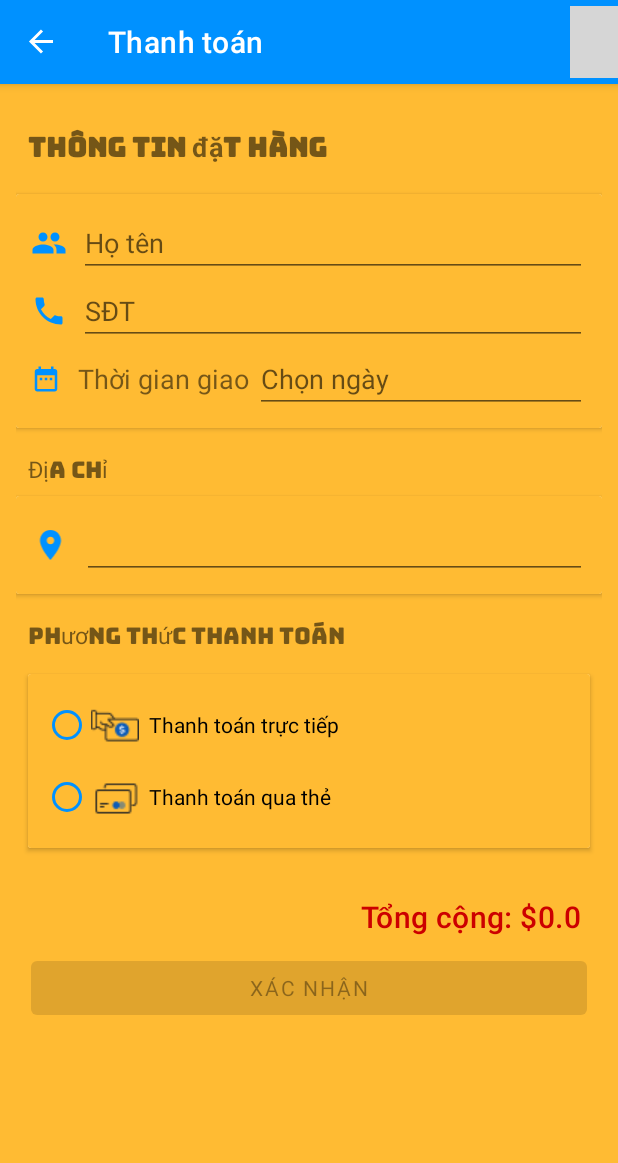
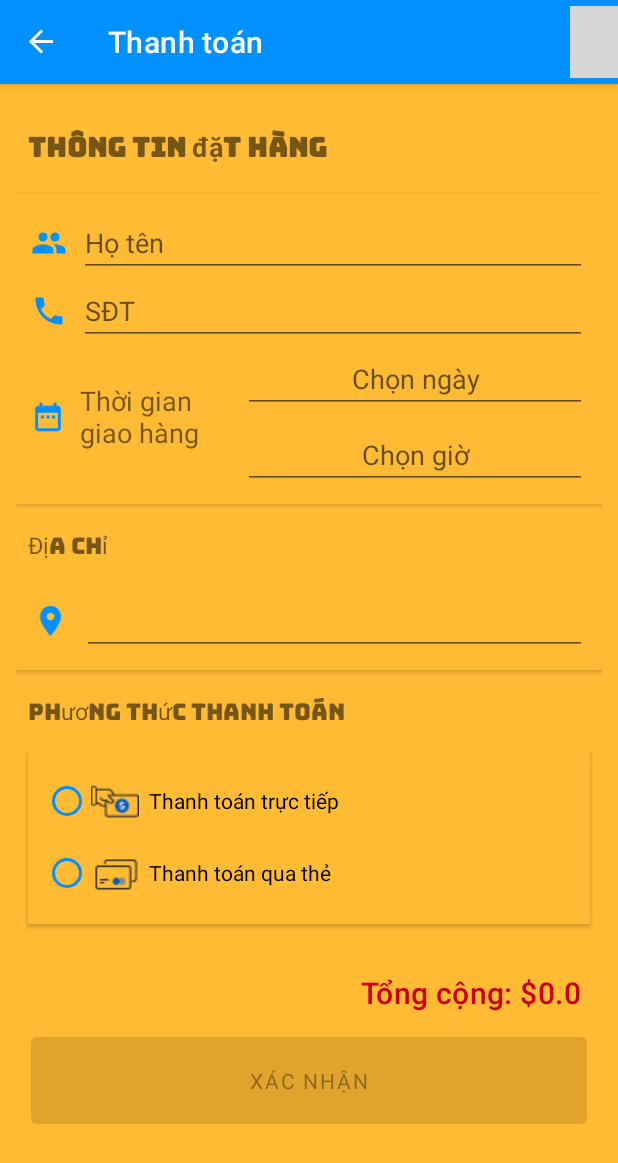
Before and after one commit to duytan2407/DACN, an Android app: the PaymentFragment screen opened through its navigation route, on a phone screen of 412 x 824 dp. Shown: the top 1163 px of the screen. Run offline under Robolectric (Android 15) with nearby library versions, the phone set to English and light mode, and no system bars; our stand-ins replace Volley, navigation-ui; libraries missing offline, so code that uses them is left out: com.braintreepayments.api; Roboto replaces fonts that are not available here; 3 statements that could not run were skipped; grey boxes are pictures that could not be loaded.

Commit message:
date/time

```diff
--- a/app/build.gradle
+++ b/app/build.gradle
@@ -34,7 +34,7 @@ android {
 }
 
 dependencies {
-
+    implementation 'com.wdullaer:materialdatetimepicker:4.2.0'
     implementation 'com.braintreepayments.api:drop-in:4.1.0'
     implementation 'com.google.code.gson:gson:2.8.9'
     implementation 'com.android.volley:volley:1.2.1'
--- a/app/src/main/java/com/example/dacn/views/PaymentFragment.java
+++ b/app/src/main/java/com/example/dacn/views/PaymentFragment.java
@@ -3,13 +3,19 @@ package com.example.dacn.views;
 import static android.app.Activity.RESULT_CANCELED;
 import static android.app.Activity.RESULT_OK;
 
+import android.app.DatePickerDialog;
+import android.app.Dialog;
 import android.app.ProgressDialog;
+import android.app.TimePickerDialog;
 import android.content.Intent;
+import android.graphics.Color;
+import android.graphics.drawable.ColorDrawable;
 import android.os.AsyncTask;
 import android.os.Bundle;
 
 import androidx.annotation.NonNull;
 import androidx.annotation.Nullable;
+import androidx.fragment.app.DialogFragment;
 import androidx.fragment.app.Fragment;
 import androidx.lifecycle.Observer;
 import androidx.lifecycle.ViewModelProvider;
@@ -22,8 +28,11 @@ import android.view.LayoutInflater;
 import android.view.View;
 import android.view.ViewGroup;
 import android.widget.Button;
+import android.widget.DatePicker;
+import android.widget.EditText;
 import android.widget.RadioButton;
 import android.widget.TextView;
+import android.widget.TimePicker;
 import android.widget.Toast;
 
 import com.android.volley.AuthFailureError;
@@ -45,8 +54,12 @@ import com.example.dacn.R;
 import com.example.dacn.adapters.CartListAdapter;
 import com.example.dacn.databinding.FragmentPaymentBinding;
 import com.example.dacn.models.CartItem;
+import com.example.dacn.models.Food;
 import com.example.dacn.viewmodels.ShopViewModel;
 
+import java.text.DateFormat;
+import java.text.SimpleDateFormat;
+import java.util.Calendar;
 import java.util.HashMap;
 import java.util.List;
 import java.util.Map;
@@ -59,6 +72,8 @@ public class PaymentFragment extends Fragment implements CartListAdapter.CartInt
     private static final int REQUEST_CODE = 1234;
     final String API_GET_TOKEN = "http://10.0.2.2:8080/braintree/main.php";
     final String API_CHECK_OUT = "http://10.0.2.2:8080/braintree/checkout.php";
+    private DatePickerDialog.OnDateSetListener mDateSetListener;
+    private TimePickerDialog.OnTimeSetListener mTimeSetListener;
 
     String token, amount;
     HashMap<String, String> paramsHash;
@@ -76,7 +91,6 @@ public class PaymentFragment extends Fragment implements CartListAdapter.CartInt
         fragmentPaymentBinding = FragmentPaymentBinding.inflate(inflater, container, false);
         return fragmentPaymentBinding.getRoot();
     }
-
     @Override
     public void onViewCreated(@NonNull View view, @Nullable Bundle savedInstanceState) {
         super.onViewCreated(view, savedInstanceState);
@@ -106,11 +120,57 @@ public class PaymentFragment extends Fragment implements CartListAdapter.CartInt
         RadioButton rb2 = (RadioButton) getView().findViewById(R.id.radioButton2);
         paymentTotalTextView=(TextView) getView().findViewById(R.id.paymentTotalTextView);
         payNowButton=(Button) getView().findViewById(R.id.payNowButton);
+        EditText edtTime = (EditText) getView().findViewById(R.id.edtTime);
+        EditText edtDate = (EditText) getView().findViewById(R.id.edtDate);
+        edtDate.setOnClickListener(new View.OnClickListener() {
+            @Override
+            public void onClick(View v) {
+//                DialogFragment picker = new DatePickerFragment();
+//                picker.show(getFragmentManager(), "datePicker");
+                Calendar cal = Calendar.getInstance();
+                int year = cal.get(Calendar.YEAR);
+                int month = cal.get(Calendar.MONTH);
+                int day = cal.get(Calendar.DAY_OF_MONTH);
+
+                DatePickerDialog dialog = new DatePickerDialog(getActivity(), android.R.style.Theme_DeviceDefault_Light_Dialog, mDateSetListener, year, month, day);
+                dialog.getWindow().setBackgroundDrawable(new ColorDrawable(Color.LTGRAY));
+                dialog.show();
+            }
+        });
+        mDateSetListener = new DatePickerDialog.OnDateSetListener(){
+            @Override
+            public void onDateSet(DatePicker view, int year, int month, int day) {
+                month = month + 1;
+//                Log.d("date", "onDateSet: " + month + "/" + day + "/" + year );
+                    edtDate.setText(day + "/" + month + "/" + year);
+            }
+        };
+
+        edtTime.setOnClickListener(new View.OnClickListener() {
+            @Override
+            public void onClick(View v) {
+                Calendar cal = Calendar.getInstance();
+                int hour = cal.get(Calendar.HOUR_OF_DAY);
+                int min = cal.get(Calendar.MINUTE);
+
+                TimePickerDialog dialog = new TimePickerDialog(getActivity(), new TimePickerDialog.OnTimeSetListener() {
+                    @Override
+                    public void onTimeSet(TimePicker view, int hour, int min) {
+//                        Log.d("time", "onDateSet: " + hour + "/" + min);
+                        edtTime.setText(hour + ":" + min);
+                    }
+                }, hour, min, true);
+                dialog.show();
+            }
+        });
+
 
         fragmentPaymentBinding.payNowButton.setOnClickListener(new View.OnClickListener() {
             @Override
             public void onClick(View v) {
                 if (rb1.isChecked()) {
+//                    Log.d("TAG", "onClick: " + paymentTotalTextView.getText().toString());
+//                    Log.d("TAG", "onClick: " + );
                     shopViewModel.resetCart();
                     navController.navigate(R.id.action_paymentFragment_to_orderFragment);
                 } else if (rb2.isChecked()) {
--- a/app/src/main/res/layout/fragment_payment.xml
+++ b/app/src/main/res/layout/fragment_payment.xml
@@ -103,7 +103,7 @@
                     android:orientation="horizontal">
 
                     <ImageView
-                        android:layout_width="0dp"
+                        android:layout_width="10dp"
                         android:layout_height="wrap_content"
                         android:layout_gravity="center_vertical"
                         android:layout_weight="0.7"
@@ -113,19 +113,34 @@
                         android:layout_width="0dp"
                         android:layout_height="wrap_content"
                         android:layout_gravity="center_vertical"
-                        android:layout_marginLeft="11dp"
-                        android:layout_weight="4"
-
-                        android:text="Thời gian giao"
+                        android:layout_marginLeft="10dp"
+                        android:layout_weight="6"
+                        android:text="Thời gian giao hàng"
                         android:textSize="18sp" />
-
-                    <EditText
-                        android:id="@+id/edtDate"
-                        android:layout_width="0dp"
+                    <LinearLayout
+                        android:layout_width="wrap_content"
                         android:layout_height="wrap_content"
                         android:layout_weight="7.5"
-                        android:hint="Chọn ngày"
-                        android:inputType="none" />
+                        android:orientation="vertical">
+                        <EditText
+                            android:id="@+id/edtDate"
+                            android:layout_width="match_parent"
+                            android:layout_height="wrap_content"
+                            android:hint="Chọn ngày"
+                            android:textAlignment="center"
+                            android:inputType="none" />
+                        <Space
+                            android:layout_width="match_parent"
+                            android:layout_height="5dp"/>
+                        <EditText
+                            android:id="@+id/edtTime"
+                            android:layout_width="match_parent"
+                            android:layout_height="wrap_content"
+                            android:hint="Chọn giờ"
+                            android:textAlignment="center"
+                            />
+                    </LinearLayout>
+
                 </LinearLayout>
             </LinearLayout>
         </androidx.cardview.widget.CardView>
@@ -183,6 +198,7 @@
             android:padding="8dp"
             android:text="Phương thức thanh toán"
             android:textSize="15sp" />
+
         <androidx.cardview.widget.CardView
             android:layout_width="match_parent"
             android:layout_height="wrap_content"
@@ -267,7 +283,7 @@
         <Button
             android:id="@+id/payNowButton"
             android:layout_width="match_parent"
-            android:layout_height="wrap_content"
+            android:layout_height="70dp"
             android:layout_gravity="end"
             android:layout_margin="10dp"
             android:padding="6dp"
--- a/app/src/main/res/layout/shop_row.xml
+++ b/app/src/main/res/layout/shop_row.xml
@@ -70,7 +70,7 @@
                     android:layout_marginTop="5dp"
                     android:textStyle="bold"
                     android:text="@{food.tinhTrang ? `` : `Đã hết`}"
-                    android:textColor="@{food.tinhTrang ? @color/g1 : @color/red}"
+                    android:textColor="@{food.tinhTrang ? @color/g1 : @android:color/holo_red_dark}"
                     android:textSize="15dp" />
                 android:textColor="@color/black"-->
                 <Button
```
